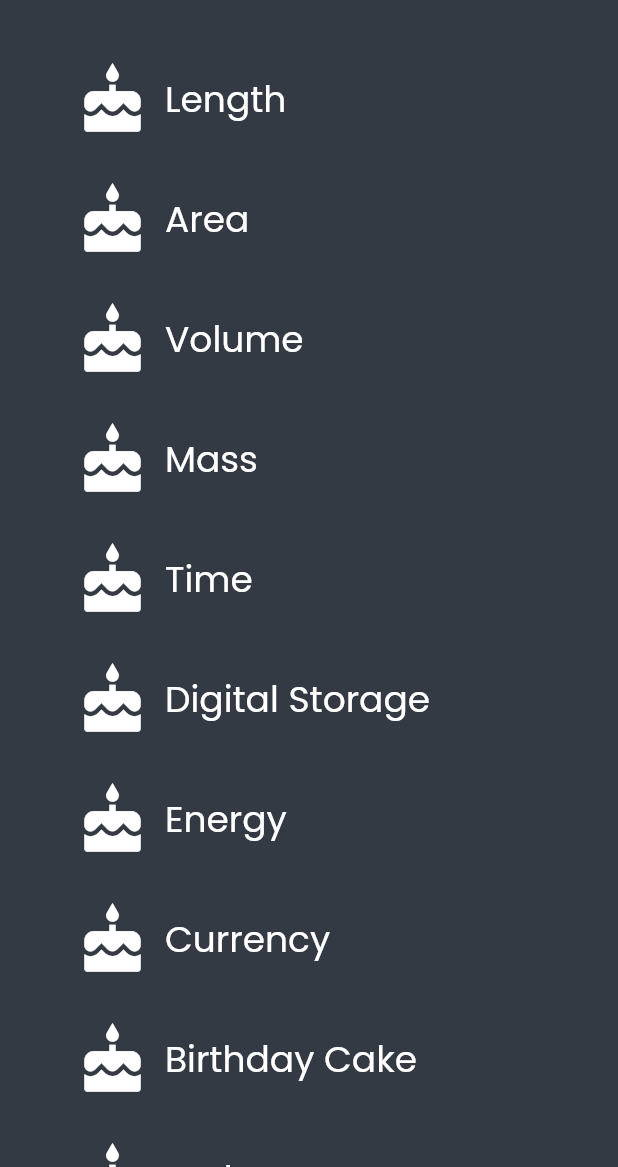
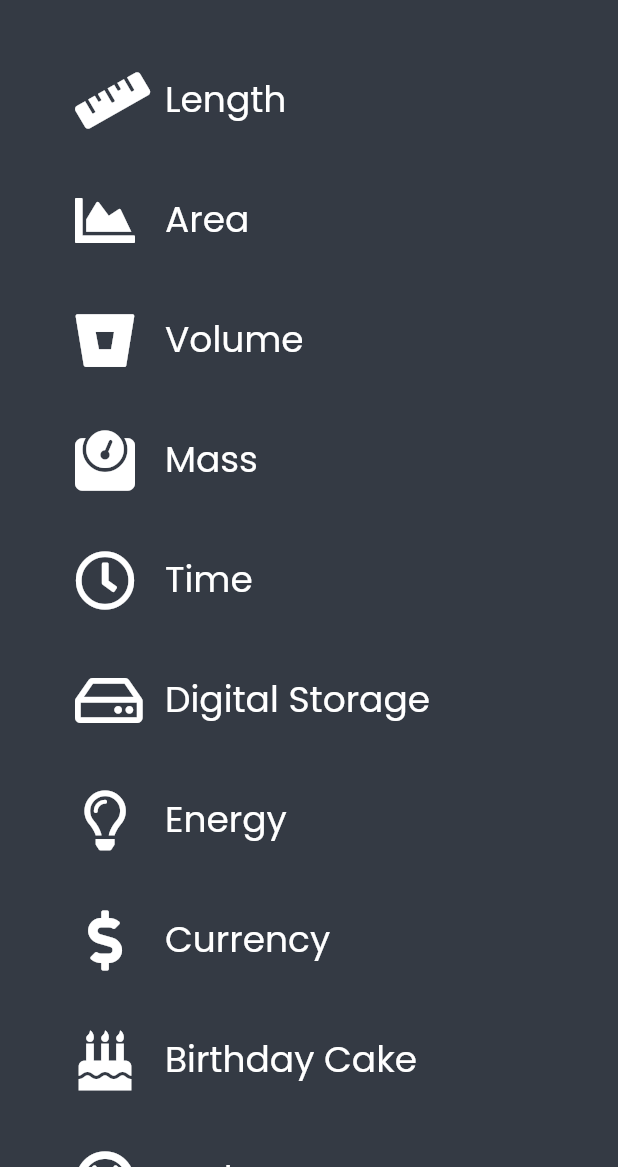
Before and after one commit to Pszione/flutter_udacity_course, a Flutter app: the screen it shows after launch, on a phone screen of 412 x 824 dp, the part 69-1236 px from its top. Run offline on Flutter 3.47's test engine with Material 2 defaults, Android fonts, the phone set to English and light mode, and no system bars; our stand-ins replace font_awesome_flutter, google_fonts.

Commit message:
UnitConverter - Added icons list to each Category model | Added package font_awesome_Flutter

```diff
--- a/lib/categories_screen.dart
+++ b/lib/categories_screen.dart
@@ -16,7 +16,7 @@ class CategoriesScreen extends StatelessWidget {
       categories.add(Category(
           label: CategoryModel.categoryNames[i],
           color: CategoryModel.baseColors[i],
-          icon: Icons.cake,
+          icon: CategoryModel.categoryIcons[i],
           units: const [
             Unit(name: 'Pedras', conversion: 1.5),
             Unit(name: 'Pedrões', conversion: 5.0)
--- a/lib/components/category.dart
+++ b/lib/components/category.dart
@@ -54,14 +54,18 @@ class Category extends StatelessWidget {
                   padding: const EdgeInsets.symmetric(horizontal: kHalfPadding),
                   child: Icon(
                     icon,
-                    size: 50,
+                    size: 40,
                   ),
                 ),
                 Center(
-                  child: Text(
-                    label,
-                    textAlign: TextAlign.center,
-                    style: Theme.of(context).textTheme.headline5,
+                  child: Padding(
+                    padding:
+                        const EdgeInsets.symmetric(horizontal: kHalfPadding),
+                    child: Text(
+                      label,
+                      textAlign: TextAlign.center,
+                      style: Theme.of(context).textTheme.headline5,
+                    ),
                   ),
                 )
               ],
--- a/lib/models/category_model.dart
+++ b/lib/models/category_model.dart
@@ -1,4 +1,5 @@
 import 'package:flutter/material.dart';
+import 'package:font_awesome_flutter/font_awesome_flutter.dart';
 
 class CategoryModel {
   static const categoryNames = <String>[
@@ -26,4 +27,17 @@ class CategoryModel {
     Colors.red,
     Colors.white,
   ];
+
+  static const categoryIcons = <IconData>[
+    FontAwesomeIcons.ruler,
+    FontAwesomeIcons.chartArea,
+    FontAwesomeIcons.bitbucket,
+    FontAwesomeIcons.weight,
+    FontAwesomeIcons.clock,
+    FontAwesomeIcons.hdd,
+    FontAwesomeIcons.lightbulb,
+    FontAwesomeIcons.dollarSign,
+    FontAwesomeIcons.birthdayCake,
+    FontAwesomeIcons.radiationAlt,
+  ];
 }
--- a/pubspec.yaml
+++ b/pubspec.yaml
@@ -34,6 +34,7 @@ dependencies:
   # Use with the CupertinoIcons class for iOS style icons.
   cupertino_icons: ^1.0.2
   google_fonts: ^2.1.0
+  font_awesome_flutter: ^9.1.0
 
 dev_dependencies:
   flutter_test:
```
Also changed, not shown: pubspec.lock.
